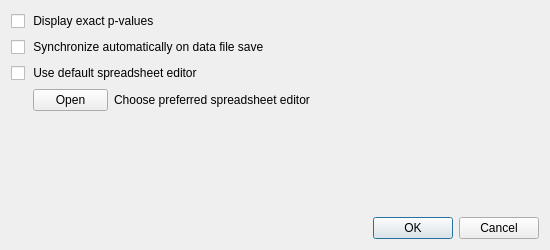
The window that JASP-Desktop/preferencesdialog.ui (jasp-stats/jasp-desktop) describes before a commit, drawn with Qt 5.
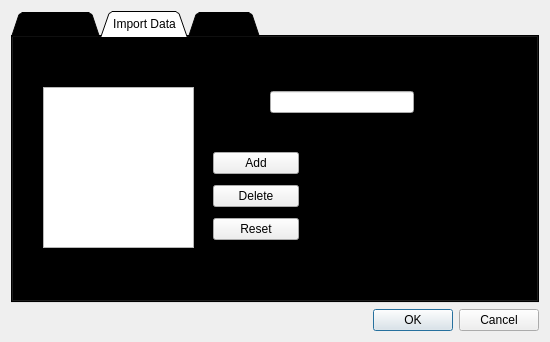
The same window after the commit. The open tabs and pages were chosen to show the change.

Commit message:
Predefined empty values must be changable
A dialog is added to add and delete predefined empty values;

Diff of the .ui file:
```diff
--- a/JASP-Desktop/preferencesdialog.ui
+++ b/JASP-Desktop/preferencesdialog.ui
@@ -7,7 +7,7 @@
     <x>0</x>
     <y>0</y>
     <width>550</width>
-    <height>250</height>
+    <height>342</height>
    </rect>
   </property>
   <property name="minimumSize">
@@ -19,16 +19,83 @@
   <property name="windowTitle">
    <string>Preferences</string>
   </property>
-  <layout class="QVBoxLayout" name="verticalLayout_2">
-   <item>
+  <property name="styleSheet">
+   <string notr="true">QDialog#PreferenceDialog
+{
+backgorund-color:transparant;
+}</string>
+  </property>
     <layout class="QVBoxLayout" name="verticalLayout">
      <item>
-      <widget class="QCheckBox" name="displayExactPVals">
-       <property name="text">
-        <string> Display exact p-values</string>
-       </property>
-      </widget>
-     </item>
+    <widget class="QTabWidget" name="tabsPreferences">
+     <property name="enabled">
+      <bool>true</bool>
+     </property>
+     <property name="sizePolicy">
+      <sizepolicy hsizetype="Preferred" vsizetype="Preferred">
+       <horstretch>0</horstretch>
+       <verstretch>0</verstretch>
+      </sizepolicy>
+     </property>
+     <property name="font">
+      <font>
+       <kerning>true</kerning>
+      </font>
+     </property>
+     <property name="focusPolicy">
+      <enum>Qt::NoFocus</enum>
+     </property>
+     <property name="styleSheet">
+      <string notr="true">QWidget#background {
+	border-bottom: 1px solid #919191;
+	background-color: qlineargradient(spread:pad, x1:0, y1:0, x2:0, y2:1, stop:0.7 #F0F0F0, stop:0.701 #E3E1E2);
+}
+QTabWidget::tab-bar {
+left:0;
+background-color:transparant;
+}
+QTabWidget{
+background:transparant;
+}
+QStackedWidget#background{
+	background:transparant;
+}
+QTabWidget#background {
+	border-bottom: 1px solid #919191;
+	background-color: qlineargradient(spread:pad, x1:0, y1:0, x2:0, y2:1, stop:0.7 #F0F0F0, stop:0.701 #E3E1E2);
+}
+
+</string>
+     </property>
+     <property name="tabPosition">
+      <enum>QTabWidget::North</enum>
+     </property>
+     <property name="tabShape">
+      <enum>QTabWidget::Triangular</enum>
+     </property>
+     <property name="currentIndex">
+      <number>0</number>
+     </property>
+     <property name="elideMode">
+      <enum>Qt::ElideNone</enum>
+     </property>
+     <property name="tabBarAutoHide">
+      <bool>false</bool>
+     </property>
+     <widget class="QWidget" name="tab_2">
+      <attribute name="title">
+       <string>Data Editing</string>
+      </attribute>
+      <widget class="QWidget" name="layoutWidget">
+       <property name="geometry">
+        <rect>
+         <x>10</x>
+         <y>10</y>
+         <width>481</width>
+         <height>91</height>
+        </rect>
+       </property>
+       <layout class="QVBoxLayout" name="verticalLayout_2">
      <item>
       <widget class="QCheckBox" name="syncAutoCheckBox">
        <property name="layoutDirection">
@@ -46,8 +113,6 @@
        </property>
       </widget>
      </item>
-    </layout>
-   </item>
    <item>
     <layout class="QHBoxLayout" name="horizontalLayout">
      <item>
@@ -109,18 +174,114 @@
      </item>
     </layout>
    </item>
+       </layout>
+      </widget>
+     </widget>
+     <widget class="QWidget" name="tab_3">
+      <attribute name="title">
+       <string>Import Data</string>
+      </attribute>
+      <widget class="QListWidget" name="missingValuesList">
+       <property name="geometry">
+        <rect>
+         <x>30</x>
+         <y>50</y>
+         <width>151</width>
+         <height>161</height>
+        </rect>
+       </property>
+      </widget>
+      <widget class="QWidget" name="layoutWidget">
+       <property name="geometry">
+        <rect>
+         <x>200</x>
+         <y>50</y>
+         <width>201</width>
+         <height>31</height>
+        </rect>
+       </property>
+       <layout class="QHBoxLayout" name="horizontalLayout_2">
    <item>
-    <spacer name="verticalSpacer">
-     <property name="orientation">
-      <enum>Qt::Vertical</enum>
-     </property>
-     <property name="sizeHint" stdset="0">
-      <size>
-       <width>20</width>
-       <height>64</height>
-      </size>
-     </property>
-    </spacer>
+         <widget class="QLabel" name="label">
+          <property name="text">
+           <string>New Item</string>
+          </property>
+         </widget>
+        </item>
+        <item>
+         <widget class="QLineEdit" name="itemEdit"/>
+        </item>
+       </layout>
+      </widget>
+      <widget class="QWidget" name="layoutWidget">
+       <property name="geometry">
+        <rect>
+         <x>200</x>
+         <y>110</y>
+         <width>86</width>
+         <height>100</height>
+        </rect>
+       </property>
+       <layout class="QVBoxLayout" name="verticalLayout_3">
+        <item>
+         <widget class="QPushButton" name="addPushButton">
+          <property name="text">
+           <string>Add</string>
+          </property>
+         </widget>
+        </item>
+        <item>
+         <widget class="QPushButton" name="deletePushButton">
+          <property name="text">
+           <string>Delete</string>
+          </property>
+         </widget>
+        </item>
+        <item>
+         <widget class="QPushButton" name="resetPushButton">
+          <property name="text">
+           <string>Reset</string>
+          </property>
+         </widget>
+        </item>
+       </layout>
+      </widget>
+      <widget class="QLabel" name="label_2">
+       <property name="geometry">
+        <rect>
+         <x>30</x>
+         <y>20</y>
+         <width>131</width>
+         <height>16</height>
+        </rect>
+       </property>
+       <property name="text">
+        <string>Missing Value List</string>
+       </property>
+      </widget>
+     </widget>
+     <widget class="QWidget" name="tab_1">
+      <property name="layoutDirection">
+       <enum>Qt::LeftToRight</enum>
+      </property>
+      <attribute name="title">
+       <string>Analyses</string>
+      </attribute>
+      <widget class="QCheckBox" name="displayExactPVals">
+       <property name="geometry">
+        <rect>
+         <x>10</x>
+         <y>10</y>
+         <width>231</width>
+         <height>20</height>
+        </rect>
+       </property>
+       <property name="text">
+        <string> Display exact p-values</string>
+       </property>
+      </widget>
+     </widget>
+    </widget>
    </item>
    <item>
     <widget class="QDialogButtonBox" name="buttonBox">
```
Lines whose indentation alone changed are shown as unchanged. The commit also changes 8 other files.
